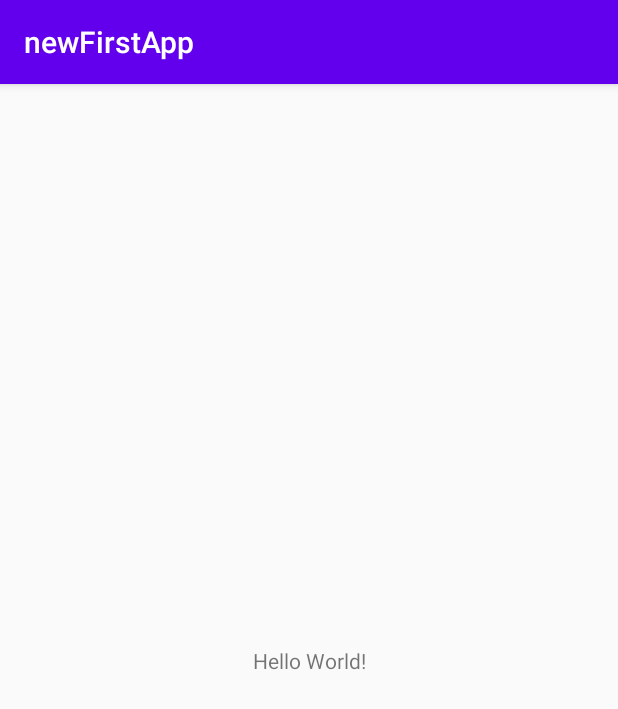
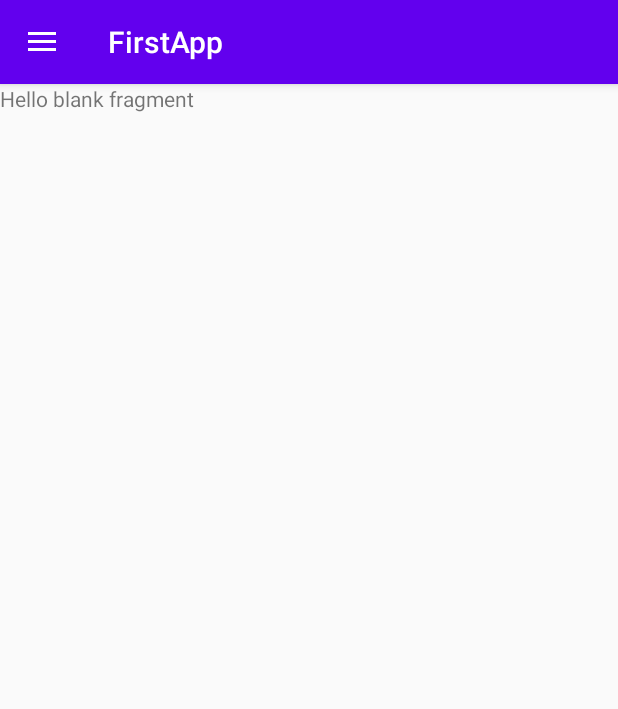
Before and after one commit to TNykuka/newFirstApp, an Android app: the screen it shows after launch (MainActivity), on a phone screen of 412 x 824 dp. Shown: the top 709 px of the screen. Run offline under Robolectric (Android 15) with nearby library versions, the phone set to English and light mode, and no system bars; our stand-ins replace data binding, navigation-ui.

Commit message:
navigation about

```diff
--- a/app/build.gradle
+++ b/app/build.gradle
@@ -42,4 +42,6 @@ dependencies {
     implementation "androidx.navigation:navigation-fragment:$nav_version"
     implementation "androidx.navigation:navigation-ui-ktx:$nav_version"
 
+
+
 }
--- /dev/null
+++ b/app/src/main/java/com/example/newfirstapp/About/AboutFragment.kt
@@ -0,0 +1,15 @@
+package com.example.newfirstapp.About
+
+import android.os.Bundle
+import android.view.LayoutInflater
+import android.view.View
+import android.view.ViewGroup
+import androidx.fragment.app.Fragment
+import com.example.newfirstapp.R
+
+class AboutFragment : Fragment() {
+    override fun onCreateView(inflater: LayoutInflater, container: ViewGroup?,
+                              savedInstanceState: Bundle?): View? {
+        return inflater.inflate(R.layout.about_fragment, container, false)
+    }
+}
--- a/app/src/main/java/com/example/newfirstapp/MainActivity.kt
+++ b/app/src/main/java/com/example/newfirstapp/MainActivity.kt
@@ -2,10 +2,33 @@ package com.example.newfirstapp
 
 import androidx.appcompat.app.AppCompatActivity
 import android.os.Bundle
+import androidx.databinding.DataBindingUtil
+import androidx.drawerlayout.widget.DrawerLayout
+import androidx.navigation.findNavController
+import androidx.navigation.ui.NavigationUI
+import com.example.newfirstapp.databinding.ActivityMainBinding
 
 class MainActivity : AppCompatActivity() {
+    private lateinit var drawerLayout: DrawerLayout
+
     override fun onCreate(savedInstanceState: Bundle?) {
         super.onCreate(savedInstanceState)
-        setContentView(R.layout.activity_main)
+        setContentView(R.layout.fragment_title)
+
+        val binding = DataBindingUtil.setContentView<ActivityMainBinding>(this,
+            R.layout.activity_main)
+
+        drawerLayout = binding.drawerLayout
+
+        val navController = this.findNavController(R.id.myNavHostFragment)
+
+        NavigationUI.setupActionBarWithNavController(this,navController, drawerLayout)
+
+        NavigationUI.setupWithNavController(binding.navView, navController)
+
+    }
+    override fun onSupportNavigateUp(): Boolean {
+        val navController = this.findNavController(R.id.myNavHostFragment)
+        return NavigationUI.navigateUp(navController, drawerLayout)
     }
 }
--- a/app/src/main/java/com/example/newfirstapp/TitleFragment/TitleFragment.kt
+++ b/app/src/main/java/com/example/newfirstapp/TitleFragment/TitleFragment.kt
@@ -15,6 +15,7 @@ class TitleFragment : Fragment() {
         val binding = DataBindingUtil.inflate<FragmentTitleBinding>(inflater,
             R.layout.fragment_title, container, false
         )
+        setHasOptionsMenu(true)
         return binding.root
     }
 }
--- /dev/null
+++ b/app/src/main/res/layout/about_fragment.xml
@@ -0,0 +1,6 @@
+<?xml version="1.0" encoding="utf-8"?>
+<androidx.constraintlayout.widget.ConstraintLayout
+    xmlns:android="http://schemas.android.com/apk/res/android" android:layout_width="match_parent"
+    android:layout_height="match_parent">
+
+</androidx.constraintlayout.widget.ConstraintLayout>
--- a/app/src/main/res/layout/activity_main.xml
+++ b/app/src/main/res/layout/activity_main.xml
@@ -1,18 +1,31 @@
 <?xml version="1.0" encoding="utf-8"?>
-<androidx.constraintlayout.widget.ConstraintLayout xmlns:android="http://schemas.android.com/apk/res/android"
-    xmlns:app="http://schemas.android.com/apk/res-auto"
-    xmlns:tools="http://schemas.android.com/tools"
-    android:layout_width="match_parent"
-    android:layout_height="match_parent"
-    tools:context=".MainActivity">
+<layout xmlns:android="http://schemas.android.com/apk/res/android"
+    xmlns:app="http://schemas.android.com/apk/res-auto">
 
-    <TextView
-        android:layout_width="wrap_content"
-        android:layout_height="wrap_content"
-        android:text="Hello World!"
-        app:layout_constraintBottom_toBottomOf="parent"
-        app:layout_constraintLeft_toLeftOf="parent"
-        app:layout_constraintRight_toRightOf="parent"
-        app:layout_constraintTop_toTopOf="parent" />
+    <androidx.drawerlayout.widget.DrawerLayout
+        android:id="@+id/drawerLayout"
+        android:layout_width="match_parent"
+        android:layout_height="match_parent">
 
-</androidx.constraintlayout.widget.ConstraintLayout>
+        <LinearLayout
+            android:layout_width="match_parent"
+            android:layout_height="match_parent"
+            android:orientation="vertical">
+
+            <fragment
+                android:id="@+id/myNavHostFragment"
+                android:name="androidx.navigation.fragment.NavHostFragment"
+                android:layout_width="match_parent"
+                android:layout_height="match_parent"
+                app:navGraph="@navigation/navigation"
+                app:defaultNavHost="true"
+                />
+        </LinearLayout>
+        <com.google.android.material.navigation.NavigationView
+            android:id="@+id/navView"
+            android:layout_width="wrap_content"
+            android:layout_height="match_parent"
+            android:layout_gravity="start"
+            app:menu="@menu/options_menu" />
+    </androidx.drawerlayout.widget.DrawerLayout>
+</layout>
--- a/app/src/main/res/menu/options_menu.xml
+++ b/app/src/main/res/menu/options_menu.xml
@@ -1,6 +1,7 @@
 <?xml version="1.0" encoding="utf-8"?>
 <menu xmlns:android="http://schemas.android.com/apk/res/android">
 
-    <item android:title="Item" />
-    <item android:title="Item" />
+    <item
+        android:id="@+id/aboutFragment"
+        android:title="@string/about" />
 </menu>
--- a/app/src/main/res/navigation/navigation.xml
+++ b/app/src/main/res/navigation/navigation.xml
@@ -10,8 +10,13 @@
     <fragment
         android:id="@+id/TitleFragment"
         android:name="com.example.newfirstapp.TitleFragment.TitleFragment"
-        android:label="First App TNy-Kk"
+        android:label="FirstApp"
         tools:layout="@layout/fragment_title" />
 
+    <fragment
+        android:id="@+id/aboutFragment"
+        android:name="com.example.newfirstapp.About.AboutFragment"
+        android:label="About"
+        tools:layout="@layout/about_fragment" />
 
 </navigation>
--- a/app/src/main/res/values/strings.xml
+++ b/app/src/main/res/values/strings.xml
@@ -2,4 +2,5 @@
     <string name="app_name">newFirstApp</string>
     <!-- TODO: Remove or change this placeholder text -->
     <string name="hello_blank_fragment">Hello blank fragment</string>
+    <string name="about">about</string>
 </resources>
```
